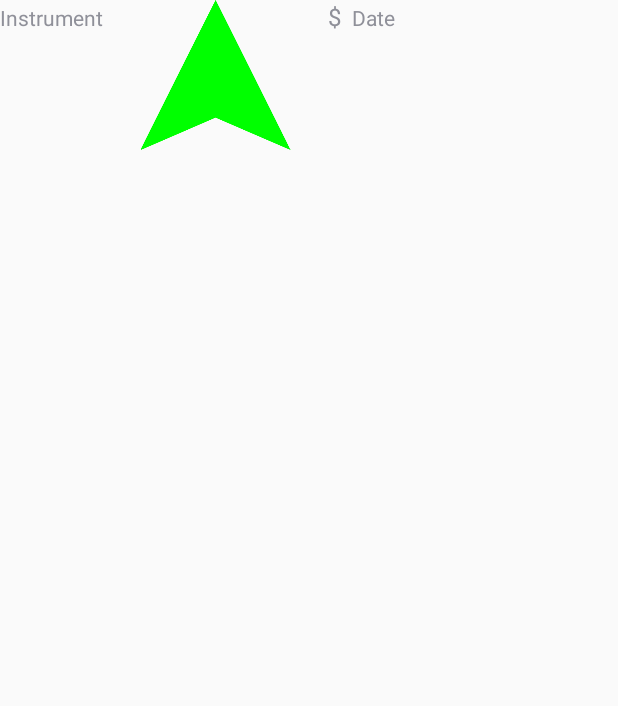
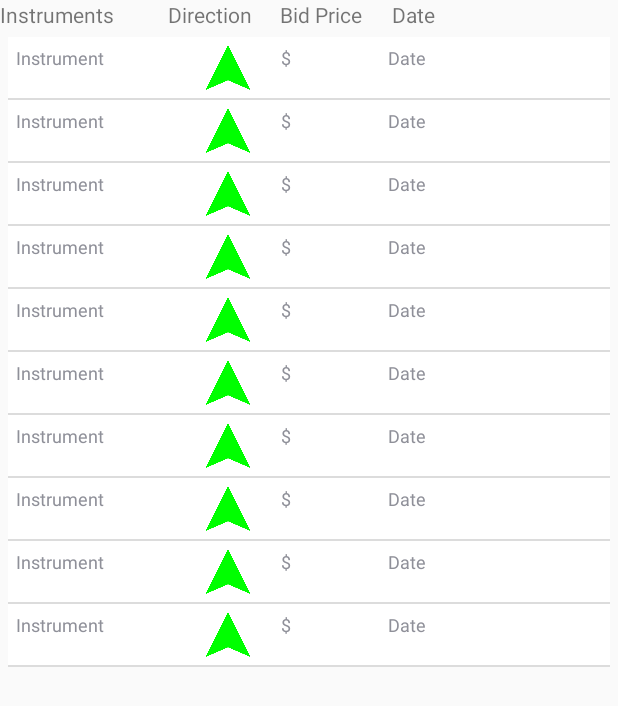
Before and after one commit to RuseHackV2/ForexPredictor, an Android app: the screen it shows after launch (MainActivity), on a phone screen of 412 x 824 dp. Shown: the top 706 px of the screen. Run offline under Robolectric (Android 15) with nearby library versions, the phone set to English and light mode, and no system bars; libraries missing offline, so code that uses them is left out: com.squareup.okhttp; 14 statements that could not run were skipped.

Commit message:
Near finished app

```diff
--- a/app/src/main/AndroidManifest.xml
+++ b/app/src/main/AndroidManifest.xml
@@ -27,7 +27,9 @@
             </intent-filter>
 
         </activity>
+        <activity android:name=".activity.ForexActivityJSON">
 
+        </activity>
     </application>
 
 </manifest>
--- a/app/src/main/java/bg/hack2_ruse/forexpredictor/activity/MainActivity.java
+++ b/app/src/main/java/bg/hack2_ruse/forexpredictor/activity/MainActivity.java
@@ -1,12 +1,15 @@
 package bg.hack2_ruse.forexpredictor.activity;
 
 import android.content.Context;
+import android.content.Intent;
 import android.net.ConnectivityManager;
 import android.net.NetworkInfo;
 import android.os.Bundle;
 import android.support.v7.app.AppCompatActivity;
 import android.view.Menu;
 import android.view.MenuItem;
+import android.view.View;
+import android.widget.AdapterView;
 import android.widget.LinearLayout;
 import android.widget.ListView;
 import android.widget.Toast;
@@ -17,6 +20,8 @@ import bg.hack2_ruse.forexpredictor.R;
 import bg.hack2_ruse.forexpredictor.adapter.InstrumentAdapter;
 import bg.hack2_ruse.forexpredictor.data.PropertyUtul;
 import bg.hack2_ruse.forexpredictor.models.Constants;
+import bg.hack2_ruse.forexpredictor.models.Instrument;
+import bg.hack2_ruse.forexpredictor.models.InstrumentHolder;
 import bg.hack2_ruse.forexpredictor.models.Tools;
 import bg.hack2_ruse.forexpredictor.services.AsyncResponse;
 import bg.hack2_ruse.forexpredictor.services.InstrumentServiceTask;
@@ -54,6 +59,16 @@ public class MainActivity extends AppCompatActivity implements AsyncResponse{
     //    }else {
     //        feedAdapters(tools);
     //    }
+
+        mainLayout.setOnItemClickListener(new AdapterView.OnItemClickListener() {
+            @Override
+            public void onItemClick(AdapterView<?> parent, View view, int position, long id) {
+                Intent intent = new Intent(MainActivity.this, ForexActivityJSON.class);
+                intent.putExtra("instument", position);
+                startActivity(intent);
+            }
+        });
+
         super.onResume();
     }
 
@@ -92,7 +107,7 @@ public class MainActivity extends AppCompatActivity implements AsyncResponse{
     }
 
     public void feedAdapters(List<Tools> tools){
-        ToolServiceTask task = new ToolServiceTask(getApplicationContext(),mainLayout,tools);
+        ToolServiceTask task = new ToolServiceTask(this,getApplicationContext(),mainLayout,tools);
         task.execute();
     }
 }
--- /dev/null
+++ b/app/src/main/java/bg/hack2_ruse/forexpredictor/models/InstrumentHolder.java
@@ -0,0 +1,30 @@
+package bg.hack2_ruse.forexpredictor.models;
+
+import java.util.List;
+
+/**
+ * Created by student on 15-11-8.
+ */
+public class InstrumentHolder  {
+
+    private static final InstrumentHolder instance = new InstrumentHolder();
+
+    private List<Instrument> instruments;
+
+
+    private  InstrumentHolder (){
+
+    }
+
+    public List<Instrument> getInstruments() {
+        return instruments;
+    }
+
+    public void setInstruments(List<Instrument> instruments) {
+        this.instruments = instruments;
+    }
+
+    public static InstrumentHolder getInstance(){
+        return  instance;
+    }
+}
--- a/app/src/main/java/bg/hack2_ruse/forexpredictor/services/ToolServiceTask.java
+++ b/app/src/main/java/bg/hack2_ruse/forexpredictor/services/ToolServiceTask.java
@@ -1,5 +1,6 @@
 package bg.hack2_ruse.forexpredictor.services;
 
+import android.app.ProgressDialog;
 import android.content.Context;
 import android.os.AsyncTask;
 import android.util.Log;
@@ -14,10 +15,12 @@ import java.io.IOException;
 import java.util.ArrayList;
 import java.util.List;
 
+import bg.hack2_ruse.forexpredictor.activity.MainActivity;
 import bg.hack2_ruse.forexpredictor.adapter.InstrumentAdapter;
 import bg.hack2_ruse.forexpredictor.models.Instrument;
 import bg.hack2_ruse.forexpredictor.data.PropertyUtul;
 import bg.hack2_ruse.forexpredictor.models.Constants;
+import bg.hack2_ruse.forexpredictor.models.InstrumentHolder;
 import bg.hack2_ruse.forexpredictor.models.Tools;
 
 /**
@@ -33,8 +36,9 @@ public class ToolServiceTask extends AsyncTask<Void, Void , Void> {
     private ListView view;
     private List<Tools> list;
 
+    private ProgressDialog dialog;
 
-    public ToolServiceTask(Context context, ListView view, List<Tools> list){
+    public ToolServiceTask(Context activityContext,Context context, ListView view, List<Tools> list){
         client = new OkHttpClient();
         util = new PropertyUtul();
         gson = new Gson();
@@ -42,13 +46,21 @@ public class ToolServiceTask extends AsyncTask<Void, Void , Void> {
         this.context = context;
         this.view = view;
         this.list= list;
+        dialog = new ProgressDialog(activityContext);
+
     }
+
 
     @Override
     protected Void doInBackground(Void... params) {
-           for(Tools tools: list){
-               getData(tools);
-           }
+          // for(Tools tools: list){
+         //      getData(tools);
+         //  }
+        for(int i = 0; i < 10 ; i++)
+        {
+            Tools tools = list.get(i);
+            getData(tools);
+        }
        // getData(list.get(0));
         return null;
     }
@@ -79,10 +91,26 @@ public class ToolServiceTask extends AsyncTask<Void, Void , Void> {
 
 
     @Override
+    protected void onPreExecute() {
+        dialog.setMessage("Loading");
+        dialog.show();
+
+        super.onPreExecute();
+
+    }
+
+    @Override
     protected void onPostExecute(Void aVoid) {
         InstrumentAdapter adapter = new InstrumentAdapter(context, instruments);
+        InstrumentHolder holder = InstrumentHolder.getInstance();
+        holder.setInstruments(instruments);
         view.setAdapter(adapter);
         view.invalidate();
+
+        if(dialog.isShowing())
+        {
+            dialog.dismiss();
+        }
         super.onPostExecute(aVoid);
     }
 
--- a/app/src/main/res/layout/activity_main.xml
+++ b/app/src/main/res/layout/activity_main.xml
@@ -4,20 +4,47 @@
     xmlns:tools="http://schemas.android.com/tools"
     android:layout_width="match_parent"
     android:layout_height="match_parent"
-    android:orientation="horizontal"
+    android:orientation="vertical"
     tools:context=".MainActivity">
 
-    <ScrollView
-        android:layout_width="wrap_content"
-        android:layout_height="wrap_content">
+    <LinearLayout
+        android:layout_width="match_parent"
+        android:layout_height="wrap_content"
+        android:orientation="horizontal"
+        android:weightSum="11">
+
+        <TextView
+            android:layout_width="0dp"
+            android:layout_height="wrap_content"
+            android:layout_weight="3"
+            android:text="Instruments"/>
+
+        <TextView
+            android:layout_width="0dp"
+            android:layout_height="wrap_content"
+            android:layout_weight="2"
+            android:text="Direction"/>
+
+        <TextView
+            android:layout_width="0dp"
+            android:layout_height="wrap_content"
+            android:layout_weight="2"
+            android:text="Bid Price"/>
+
+        <TextView
+            android:layout_width="0dp"
+            android:layout_height="wrap_content"
+            android:layout_weight="4"
+            android:text="Date"/>
+
+    </LinearLayout>
 
         <ListView
             android:layout_width="match_parent"
             android:layout_height="match_parent"
             android:orientation="horizontal"
             android:id="@+id/inatrumentLinks"
+            android:layout_margin="5dp"
             />
 
-    </ScrollView>
-
 </LinearLayout>
--- a/app/src/main/res/layout/main_element_layout.xml
+++ b/app/src/main/res/layout/main_element_layout.xml
@@ -2,32 +2,44 @@
 <LinearLayout xmlns:android="http://schemas.android.com/apk/res/android"
     android:orientation="horizontal"
     android:layout_width="match_parent"
-    android:layout_height="match_parent" android:id="@+id/toolElement">
+    android:layout_height="match_parent" android:id="@+id/toolElement"
+    android:background="#ffffff"
+    android:padding = "5dp"
+    android:weightSum="11">
 
     <TextView
-        android:layout_width="wrap_content"
-        android:layout_height="wrap_content"
+        android:layout_width="0dp"
+        android:layout_height="match_parent"
         android:text="@string/instrumentLabel"
-        android:id="@+id/instrumentName"/>
+        android:id="@+id/instrumentName"
+        android:textSize = "@dimen/text_size_small"
+        android:layout_weight="3"/>
 
     <ImageView
         android:id="@+id/main_imageview"
-        android:layout_width="150dp"
-        android:layout_height="100dp"
+        android:layout_width="0dp"
+        android:layout_height="30dp"
         android:src="@drawable/ic_launcher"
+        android:layout_weight="2"
         />
 
     <TextView
         android:id="@+id/price"
-        android:layout_width="wrap_content"
-        android:layout_height="wrap_content"
+        android:layout_width="0dp"
+        android:layout_height="match_parent"
         android:text="$"
-        android:textSize="16sp"
-        android:width="16dp"/>
+        android:textSize="@dimen/text_size_small"
+        android:width="16dp"
+        android:gravity="top"
+        android:layout_weight="2"
+        />
 
     <TextView
-        android:layout_width="match_parent"
+        android:layout_width="0dp"
         android:id="@+id/date"
-        android:layout_height="wrap_content"
-        android:text="Date" />
+        android:layout_height="match_parent"
+        android:text="Date"
+        android:textSize="@dimen/text_size_small"
+        android:layout_weight="4"/>
+
 </LinearLayout>
--- a/app/src/main/res/values/colors.xml
+++ b/app/src/main/res/values/colors.xml
@@ -1,6 +1,9 @@
 <?xml version="1.0" encoding="utf-8"?>
 <resources>
-    <color name="colorPrimary">#3F51B5</color>
-    <color name="colorPrimaryDark">#303F9F</color>
+    <color name="colorPrimary">#9da1b8</color>
+    <color name="colorPrimaryDark">#2e2f33</color>
     <color name="colorAccent">#FF4081</color>
+    <color name="background_color">#ffffff</color>
+    <color name="text_color">#00796b</color>
+    <color name="selector_color">#80cbc4</color>
 </resources>
--- a/app/src/main/res/values/strings.xml
+++ b/app/src/main/res/values/strings.xml
@@ -3,6 +3,9 @@
     <string name="action_settings">Settings</string>
     <string name="instrumentLabel">Instrument</string>
     <string name="InternetError">There is no active interner connection for the application !!!</string>
+    <string name="price">$</string>
+    <string name="date">Date</string>
+    <string name="descr">forex_icon</string>
 
     <string-array name="instruments">
     </string-array>
```
Also changed, not shown: app/src/main/java/bg/hack2_ruse/forexpredictor/activity/ForexActivityJSON.java (+14 -2 lines), app/src/main/java/bg/hack2_ruse/forexpredictor/adapter/RecyclerForexAdapter.java (+54 -8 lines), app/src/main/java/bg/hack2_ruse/forexpredictor/models/Instrument.java (+7 -2 lines), app/src/main/res/layout/forcast_element_layout.xml (+21 -7 lines), app/src/main/res/layout/forcast_layout.xml (+20 -16 lines), app/src/main/res/values/dimens.xml (+9 -1 lines), app/src/main/res/values/styles.xml (line endings or trailing spaces).
